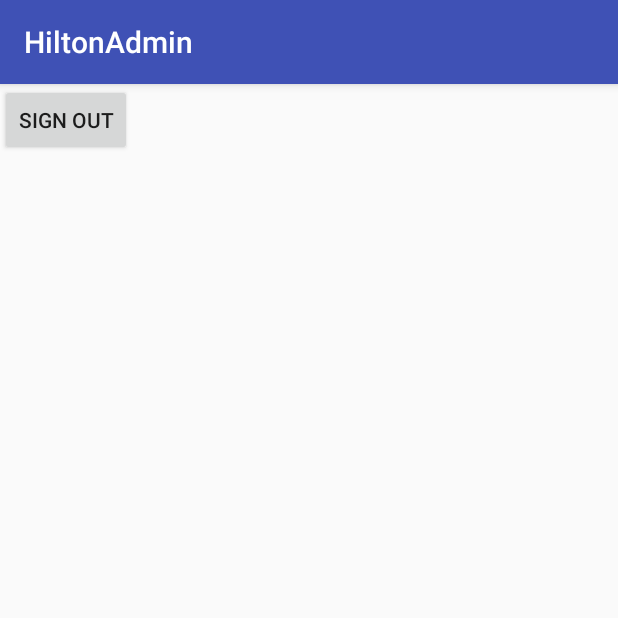
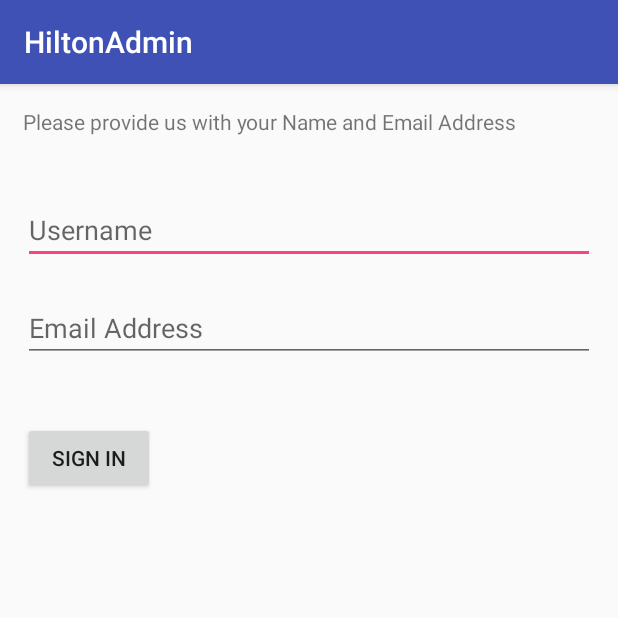
Before and after one commit to gravityvi/HiltonChina, an Android app: the screen it shows after launch once a user with an empty profile is signed in (Home before the commit, UserInfo after it), on a phone screen of 412 x 824 dp, the top half of it. Run offline under Robolectric (Android 15) with nearby library versions, the phone set to English and light mode, and no system bars; our stand-ins replace Firebase (no records; nobody signed in at launch, a user with empty details on screens opened directly).

Commit message:
added the functionality to store user data in firebase databse

```diff
--- a/app/build.gradle
+++ b/app/build.gradle
@@ -24,6 +24,7 @@ dependencies {
     implementation 'com.android.support.constraint:constraint-layout:1.0.2'
     implementation 'com.google.firebase:firebase-auth:11.0.4'
     implementation 'com.android.support:design:26.1.0'
+    implementation 'com.google.firebase:firebase-database:11.0.4'
     testImplementation 'junit:junit:4.12'
     androidTestImplementation 'com.android.support.test:runner:1.0.1'
     androidTestImplementation 'com.android.support.test.espresso:espresso-core:3.0.1'
@@ -33,4 +34,6 @@ dependencies {
 
 
 
+
+
 apply plugin: 'com.google.gms.google-services'
--- a/app/src/main/AndroidManifest.xml
+++ b/app/src/main/AndroidManifest.xml
@@ -18,7 +18,8 @@
                 <category android:name="android.intent.category.LAUNCHER" />
             </intent-filter>
         </activity>
-        <activity android:name=".Home"></activity>
+        <activity android:name=".Home" />
+        <activity android:name=".UserInfo"></activity>
     </application>
 
 </manifest>
--- a/app/src/main/java/com/example/ravi/hiltonadmin/Home.java
+++ b/app/src/main/java/com/example/ravi/hiltonadmin/Home.java
@@ -23,6 +23,7 @@ public class Home extends AppCompatActivity {
         firebaseAuth.signOut();
         Intent i=new Intent(this,MainActivity.class);
         startActivity(i);
+        finish(); //to destroy this activity
 
     }
 }
--- a/app/src/main/java/com/example/ravi/hiltonadmin/MainActivity.java
+++ b/app/src/main/java/com/example/ravi/hiltonadmin/MainActivity.java
@@ -2,12 +2,14 @@ package com.example.ravi.hiltonadmin;
 
 import android.app.ProgressDialog;
 import android.content.Intent;
+import android.support.v7.app.AppCompatActivity;
 import android.nfc.Tag;
 import android.os.PersistableBundle;
 import android.support.annotation.NonNull;
 import android.support.v7.app.AppCompatActivity;
 import android.os.Bundle;
 import android.text.Editable;
+import android.text.LoginFilter;
 import android.text.TextUtils;
 import android.util.Log;
 import android.view.View;
@@ -15,7 +17,7 @@ import android.widget.Button;
 import android.widget.EditText;
 import android.widget.TextView;
 import android.widget.Toast;
-
+import com.google.firebase.database.*;
 import com.google.android.gms.tasks.OnCompleteListener;
 import com.google.android.gms.tasks.Task;
 import com.google.firebase.FirebaseException;
@@ -27,13 +29,20 @@ import com.google.firebase.auth.FirebaseUser;
 import com.google.firebase.auth.PhoneAuthCredential;
 import com.google.firebase.auth.PhoneAuthProvider;
 
+import org.w3c.dom.EntityReference;
 import org.w3c.dom.Text;
 
+import java.util.HashMap;
+import java.util.Map;
 import java.util.concurrent.TimeUnit;
+
 
 public class MainActivity extends AppCompatActivity {
 
 
+
+    private FirebaseDatabase database;
+    private DatabaseReference myRef;
 
 
     private Button bVerify;
@@ -41,10 +50,8 @@ public class MainActivity extends AppCompatActivity {
     private EditText eVerifyCode;
     private TextView tRegisterStatus;
     private EditText ephone;
-    private EditText epassword;
     private String mverificationid;
     private Button bsignup;
-    private TextView tlogin;
     private PhoneAuthProvider.ForceResendingToken mresendtoken;
     private boolean mverificationinprogress=false; //phone verification in progress.
     private FirebaseAuth firebaseAuth;
@@ -59,6 +66,9 @@ public class MainActivity extends AppCompatActivity {
     private static final int STATE_VERIFY_SUCCESS =4;
     private static final int STATE_SIGNIN_FAILED =5;
     private static final int STATE_SIGNIN_SUCCESS =6;
+
+
+
 
     @Override
     protected void onCreate(Bundle savedInstanceState) {
@@ -75,7 +85,8 @@ public class MainActivity extends AppCompatActivity {
         }
 
 
-
+        database =FirebaseDatabase.getInstance();
+        myRef = database.getReference("UserData");
          bResend=(Button)findViewById(R.id.bResend);
         bVerify=(Button)findViewById(R.id.bVerify);
         eVerifyCode=(EditText)findViewById(R.id.eVerifycode);
@@ -164,6 +175,7 @@ public class MainActivity extends AppCompatActivity {
         super.onStart();
         //check if user is signed in (non - null update UI accordingly)
         FirebaseUser CurrentUser=firebaseAuth.getCurrentUser();
+
         UpdateUI(CurrentUser);
 
         //
@@ -231,6 +243,8 @@ public class MainActivity extends AppCompatActivity {
                     Log.d(TAG,"signInWithCredential:Success");
 
                     FirebaseUser user= task.getResult().getUser();
+
+
 
                     UpdateUI(STATE_SIGNIN_SUCCESS,user);
                     //UpdateUi(STATE_SIGNIN_SUCCESS,credentials);
@@ -309,7 +323,7 @@ public class MainActivity extends AppCompatActivity {
     }
 
 
-    private void UpdateUI(int uistate,FirebaseUser user, PhoneAuthCredential cred)
+    private void UpdateUI(int uistate, final FirebaseUser user, PhoneAuthCredential cred)
     {
         switch (uistate){
 
@@ -369,8 +383,34 @@ public class MainActivity extends AppCompatActivity {
                 break;
 
             case STATE_SIGNIN_SUCCESS:
-                Intent i=new Intent(this,Home.class);
-                startActivity(i);
+
+                Log.d(TAG,"state signin success");
+                disableViews(ephone,bVerify,bsignup,eVerifyCode,bResend);
+                Query UserIdPresent=myRef.orderByKey().equalTo(user.getUid());
+                UserIdPresent.addValueEventListener(new ValueEventListener() {
+                    @Override
+                    public void onDataChange(DataSnapshot dataSnapshot) {
+                        if(!dataSnapshot.exists())
+                        {
+                            Log.d(TAG,"UserId does not exists");
+                            EnterUserInfo(user);
+                        }
+
+                        else
+                        {
+                            Log.d(TAG,"UserId exist");
+                            EnterHome();
+                        }
+                    }
+
+                    @Override
+                    public void onCancelled(DatabaseError databaseError) {
+
+                    }
+                });
+
+
+
                 break;
         }
 
@@ -407,20 +447,16 @@ public class MainActivity extends AppCompatActivity {
 
     public void signup(View view)
     {
-        String ravi=ephone.getText().toString();
 
 
-        if(validatephonenumber())
+        if(!validatephonenumber())
         {
-            startphonenumberverification(ephone.getText().toString());
+            ephone.setError("cannot be empty");
         }
-
         else
         {
 
-
-        Toast.makeText(this,"enter proper phone number",Toast.LENGTH_LONG).show();
-
+            startphonenumberverification(ephone.getText().toString().trim());
         }
     }
 
@@ -441,6 +477,28 @@ public class MainActivity extends AppCompatActivity {
     public void Resend(View view)
     {
         resendVerifiacationCode(ephone.getText().toString(),mresendtoken);
+
+    }
+
+    public void EnterUserInfo(FirebaseUser user)
+    {
+        Log.d(TAG,"Entering UserInfo");
+        Intent i=new Intent(this,UserInfo.class);
+        Bundle extras=new Bundle();
+        extras.putString("PhoneNumber",user.getPhoneNumber());
+        extras.putString("UserId",user.getUid());
+        i.putExtras(extras);
+        startActivity(i);
+        finish();//to destroy the this activity
+    }
+
+
+    public void EnterHome()
+    {
+        Log.d(TAG,"Entering Home");
+        Intent i=new Intent(this,Home.class);
+        startActivity(i);
+        finish(); //to destroy this activity
 
     }
 
@@ -465,9 +523,4 @@ public class MainActivity extends AppCompatActivity {
 
 
 
-
-
-
-
-
 }
--- /dev/null
+++ b/app/src/main/java/com/example/ravi/hiltonadmin/UserInfo.java
@@ -0,0 +1,79 @@
+package com.example.ravi.hiltonadmin;
+
+import android.content.Intent;
+import android.nfc.Tag;
+import android.support.v7.app.AppCompatActivity;
+import android.os.Bundle;
+import android.text.TextUtils;
+import android.util.Log;
+import android.view.View;
+import android.widget.Button;
+import android.widget.EditText;
+
+import com.google.firebase.database.DatabaseReference;
+import com.google.firebase.database.FirebaseDatabase;
+
+public class UserInfo extends AppCompatActivity {
+
+
+    private final String PHONE="Phone";
+    private final String USERNAME="UserName";
+    private final String EMAIL="Email";
+    private Button bSignIn;
+    private EditText eUsername;
+    private EditText eEmail;
+    private FirebaseDatabase database;
+    private DatabaseReference UserdataRef;
+    private static final String TAG="PhoneAuthActivity";
+
+
+    @Override
+    protected void onCreate(Bundle savedInstanceState) {
+        super.onCreate(savedInstanceState);
+        setContentView(R.layout.activity_user_info);
+
+        eUsername=(EditText)findViewById(R.id.eUsername);
+        eEmail=(EditText)findViewById(R.id.eEmail);
+        bSignIn=(Button)findViewById(R.id.bSignin);
+        database=FirebaseDatabase.getInstance();
+        UserdataRef=database.getReference("UserData");
+
+
+
+    }
+
+    public void SignIn(View view)
+    {
+        Intent intent=getIntent();
+        Bundle extras=intent.getExtras();
+        String String_UserId=extras.getString("UserId");
+        String String_Phone=extras.getString("PhoneNumber");
+        String String_Username=eUsername.getText().toString().trim();
+        String String_Email=eEmail.getText().toString().trim();
+
+        if(TextUtils.isEmpty(String_Username))
+        {
+            eUsername.setError("Username cannot be Empty");
+        }
+
+        else if(TextUtils.isEmpty(String_Email))
+        {
+            eEmail.setError("Email cannot be Empty");
+        }
+
+        else
+        {
+
+            UserdataRef.child(String_UserId).child(USERNAME).setValue(String_Username);
+            UserdataRef.child(String_UserId).child(EMAIL).setValue(String_Email);
+            UserdataRef.child(String_UserId).child(PHONE).setValue(String_Phone);
+
+
+            finish();
+
+
+
+        }
+    }
+
+}
--- /dev/null
+++ b/app/src/main/res/layout/activity_user_info.xml
@@ -0,0 +1,37 @@
+<?xml version="1.0" encoding="utf-8"?>
+<LinearLayout xmlns:android="http://schemas.android.com/apk/res/android"
+    xmlns:app="http://schemas.android.com/apk/res-auto"
+    xmlns:tools="http://schemas.android.com/tools"
+    android:layout_width="match_parent"
+    android:layout_height="match_parent"
+    tools:context="com.example.ravi.hiltonadmin.UserInfo"
+    android:orientation="vertical"
+    android:padding="15dp">
+
+    <TextView
+        android:id="@+id/tDatastatus"
+        android:layout_width="match_parent"
+        android:layout_height="wrap_content"
+        android:text="Please provide us with your Name and Email Address"/>
+
+    <EditText
+        android:id="@+id/eUsername"
+        android:hint="Username"
+        android:layout_marginTop="40dp"
+        android:layout_width="match_parent"
+        android:layout_height="wrap_content" />
+    <EditText
+
+        android:layout_marginTop="20dp"
+        android:id="@+id/eEmail"
+        android:layout_width="match_parent"
+        android:hint="Email Address"
+        android:layout_height="wrap_content" />
+    <Button
+        android:id="@+id/bSignin"
+        android:layout_marginTop="40dp"
+        android:layout_width="wrap_content"
+        android:layout_height="wrap_content"
+        android:text="Sign in"
+        android:onClick="SignIn"/>
+</LinearLayout>
```
Also changed, not shown: app/src/main/res/layout/activity_main.xml (+6 -3 lines).
